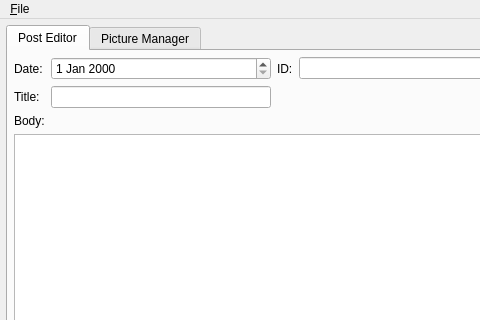
The window that WndMain.ui (Driftini/fumoedit-qt) describes before a commit, drawn with Qt 5; both pictures show x 0 to 480 and y 0 to 320 of the 859 by 445 pixel window.
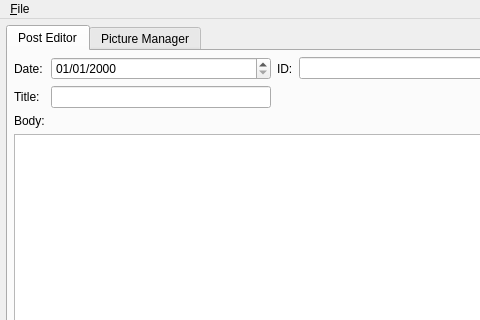
The same window after the commit.

Commit message: Added post validation

```diff
--- a/WndMain.ui
+++ b/WndMain.ui
@@ -35,7 +35,11 @@
        </attribute>
        <layout class="QGridLayout" name="gridLayout_6">
         <item row="0" column="1">
-         <widget class="QDateEdit" name="DePostDate"/>
+         <widget class="QDateEdit" name="DePostDate">
+          <property name="displayFormat">
+           <string>dd/MM/yyyy</string>
+          </property>
+         </widget>
         </item>
         <item row="0" column="0">
          <widget class="QLabel" name="LblPostDate">
```
Left out of the diff: 35 changed lines with no effect on the pictures. The commit also changes 1 other file.
